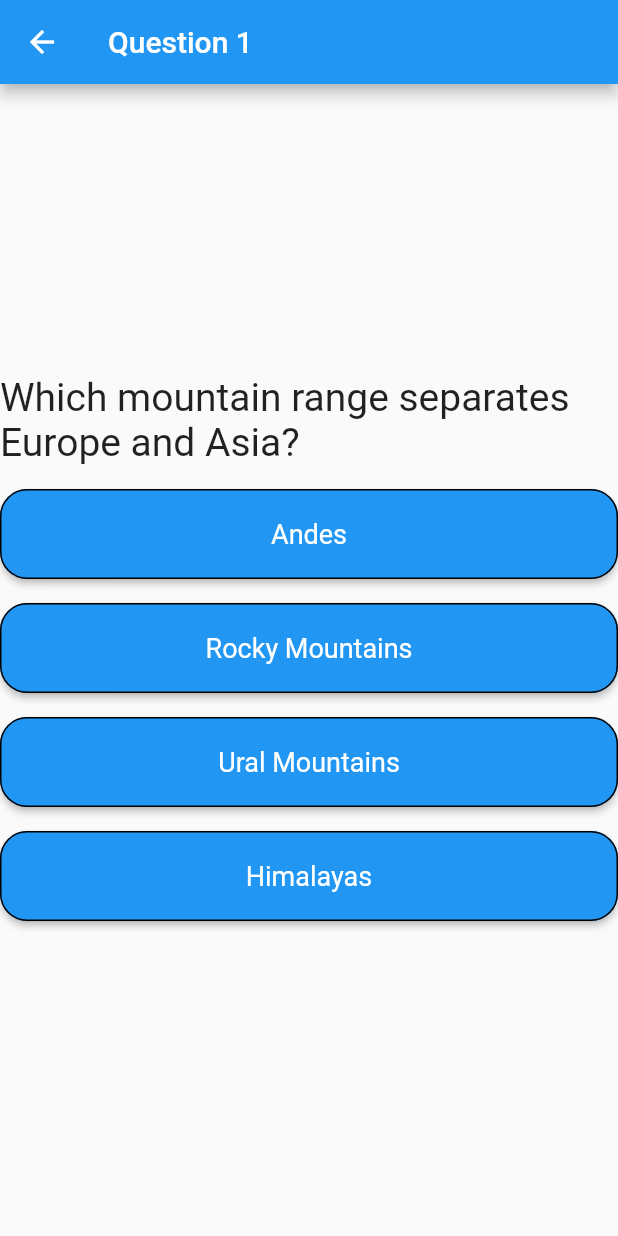
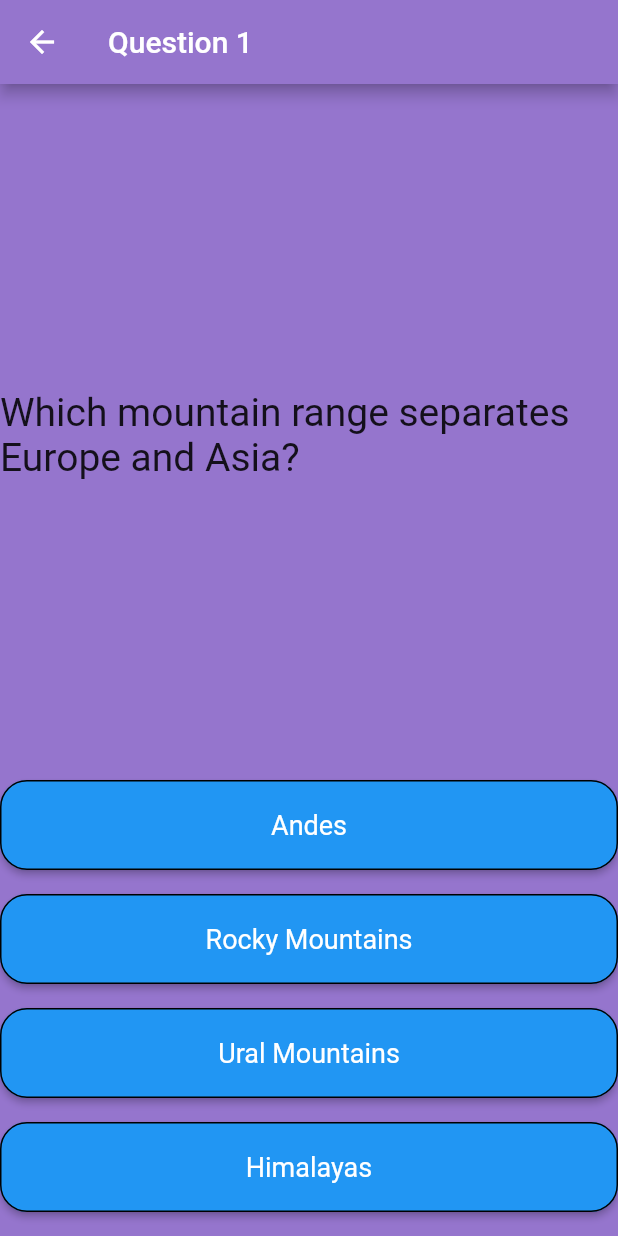
Before and after one commit to SweOlle/Flutter-Quiz-Game, a Flutter app: the TriviaPage screen opened directly, after a tap on "Geography", on a phone screen of 412 x 824 dp. Run offline on Flutter 3.47's test engine with Material 2 defaults, Android fonts, the light colour scheme and no system bars.

Commit message:
Added background color to QuestionPage

```diff
--- a/Game Application/lib/trivia.dart
+++ b/Game Application/lib/trivia.dart
@@ -41,7 +41,6 @@ class _TriviaPageState extends State<TriviaPage> {
 
   void _showQuestion(BuildContext context) {
     if (currentQuestionIndex < questions.length) {
-      List<String> options = questions[currentQuestionIndex].options;
       Navigator.push(
         context,
         MaterialPageRoute(
@@ -278,16 +277,18 @@ class _QuestionScreenState extends State<QuestionScreen> {
     return Scaffold(
       appBar: AppBar(
         title: Text('Question ${widget.questionNumber}'),
+        backgroundColor: Colors.deepPurple[300],
       ),
+      backgroundColor: Colors.deepPurple[300],
       body: Center(
         child: Column(
-          mainAxisAlignment: MainAxisAlignment.center,
+          mainAxisAlignment: MainAxisAlignment.end,
           children: [
             Text(
               widget.questionText,
               style: TextStyle(fontSize: 26),
             ),
-            SizedBox(height: 16),
+            SizedBox(height: 200),
             Column(
               children: widget.options.map((option) {
                 return Column(
```
